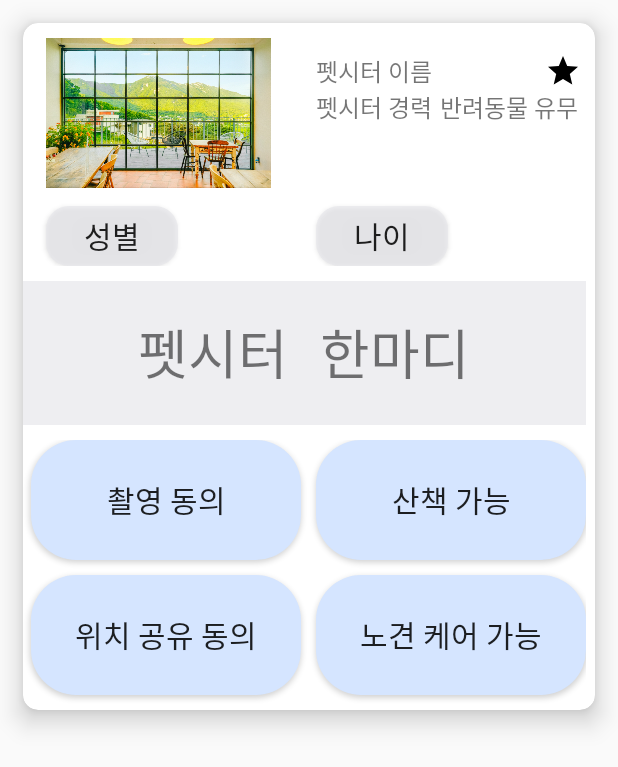
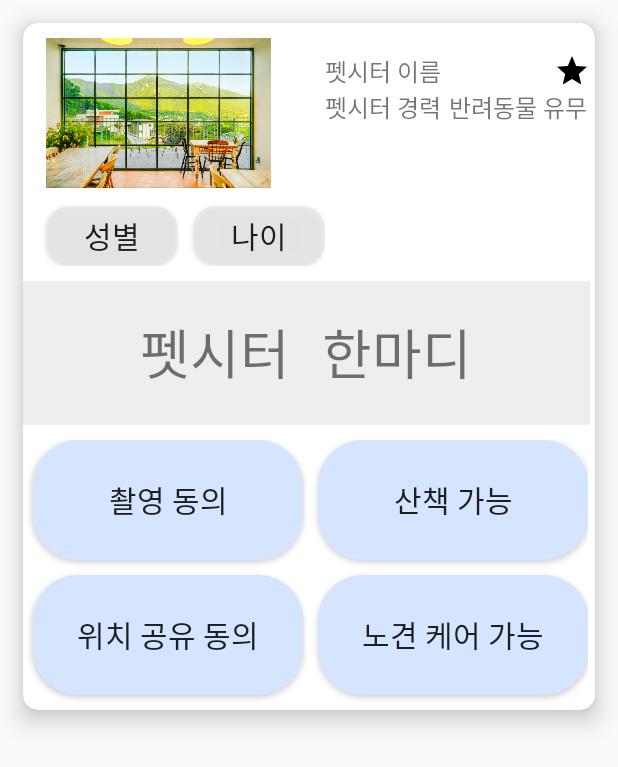
Before and after one commit to ehtjsv2/FitaPetService_Client_Personal_Version, an Android app: the layout dog_service_list.xml on its own in the app's theme, with its tools: preview values and no code run, on a phone screen of 412 x 824 dp. Shown: the top 767 px of the screen. Run offline under Robolectric (Android 15) with nearby library versions, the phone set to English and light mode, and no system bars.

Commit message:
dogservicefragment xml cardview fix

```diff
--- a/app/src/main/java/com/example/fitapet/navfragment/HomeFragment.kt
+++ b/app/src/main/java/com/example/fitapet/navfragment/HomeFragment.kt
@@ -19,6 +19,5 @@ class HomeFragment : Fragment() {
         // Inflate the layout for this fragment
         val home = R.layout.fragment_home
         return inflater.inflate(R.layout.fragment_home, container, false)
-
     }
 }
--- a/app/src/main/res/layout/dog_service_list.xml
+++ b/app/src/main/res/layout/dog_service_list.xml
@@ -75,6 +75,8 @@
 
                 </LinearLayout>
 
+            <LinearLayout
+                android:orientation="horizontal">
                 <Button
                     android:id="@+id/gender"
                     android:layout_width="wrap_content"
@@ -92,7 +94,9 @@
                     android:background="@drawable/option_choice_button"
                     android:text="나이"
                     android:textSize="20dp"
+                    android:layout_marginStart="10dp"
                     android:layout_marginTop="10dp"/>
+            </LinearLayout>
 
         </GridLayout>
 
```
Lines whose indentation alone changed are shown as unchanged.
